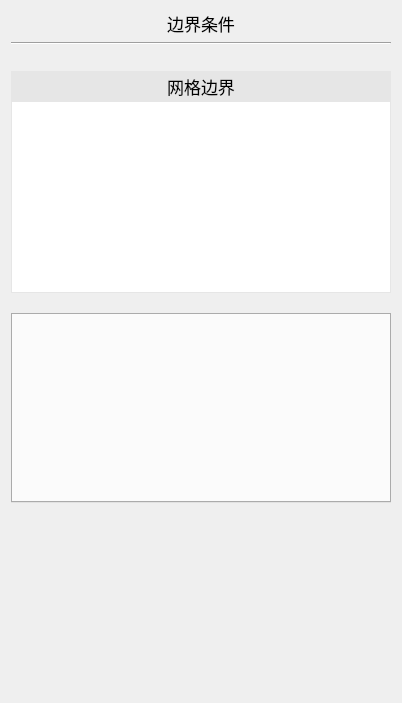
Qt form src/FormBoundaryConditions.ui (Aiopr-bits/MAVES) before a commit.
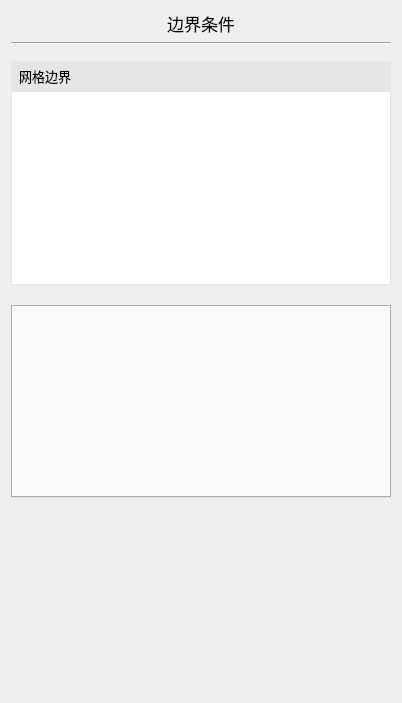
The same form after that commit.

Commit message: feat:实现求解器选择界面的UI设计及其功能

```diff
--- a/src/FormBoundaryConditions.ui
+++ b/src/FormBoundaryConditions.ui
@@ -49,7 +49,7 @@
        <property name="sizeHint" stdset="0">
         <size>
          <width>20</width>
-         <height>20</height>
+         <height>10</height>
         </size>
        </property>
       </spacer>
@@ -76,20 +76,22 @@
          <property name="font">
           <font>
            <family>Agency FB</family>
-           <pointsize>13</pointsize>
+           <pointsize>10</pointsize>
           </font>
          </property>
          <property name="styleSheet">
           <string notr="true">QLabel {
-    background-color: rgb(230, 230, 230);
+    background-color: rgb(230, 230, 230); /* 背景色 */
+    padding-left: 5px; /* 左侧内边距 */
 }
+
 </string>
          </property>
          <property name="text">
           <string>网格边界</string>
          </property>
          <property name="alignment">
-          <set>Qt::AlignCenter</set>
+          <set>Qt::AlignLeading|Qt::AlignLeft|Qt::AlignVCenter</set>
          </property>
         </widget>
        </item>
```
The commit also changes 4 other files.
